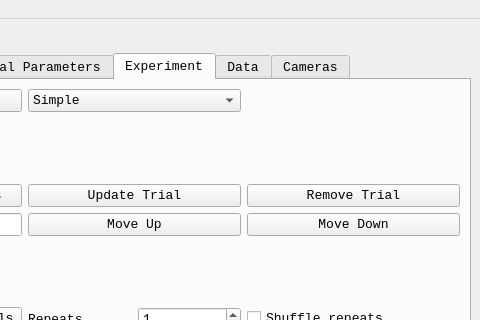
Old version of the form UI/PulseBoyUI_v2.ui in the repository tobiasackels/PulseBoy; both pictures show x 749 to 1229 and y 0 to 320 of the 1229 by 809 pixel window.
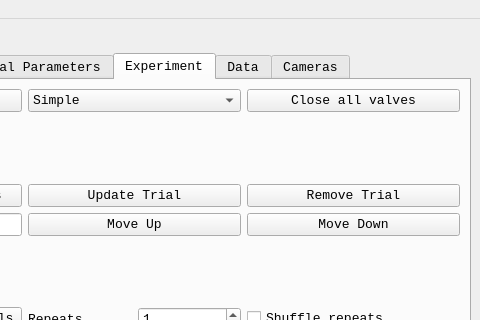
New version of the form. The open tabs and pages were chosen to show the change. Custom widgets are drawn as their Qt base class.

Commit message: add valve close button

What changed in the file:
```diff
--- a/UI/PulseBoyUI_v2.ui
+++ b/UI/PulseBoyUI_v2.ui
@@ -527,6 +527,13 @@
           </property>
          </widget>
         </item>
+        <item row="0" column="2">
+         <widget class="QPushButton" name="closeValvesButton">
+          <property name="text">
+           <string>Close all valves</string>
+          </property>
+         </widget>
+        </item>
        </layout>
       </widget>
       <widget class="QWidget" name="dataExportTab">
```
Left out of the diff: 2 changed lines with no effect on the pictures. The commit also changes 2 other files.
